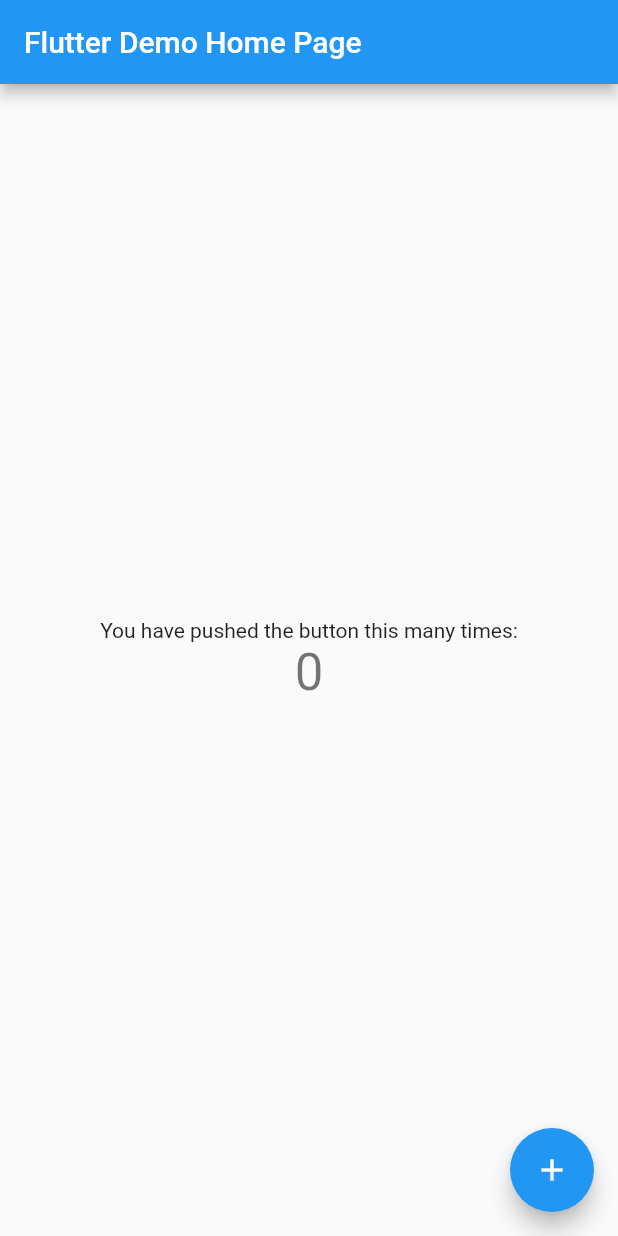
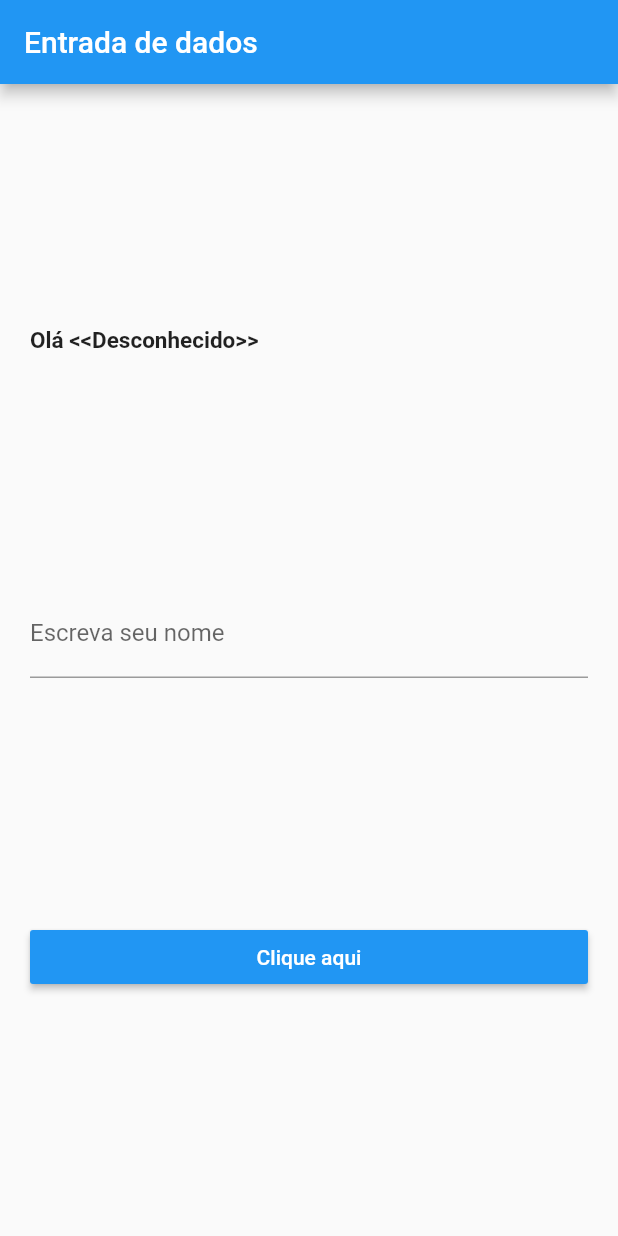
Before and after one commit to moreirapontocom/flutter-entrada-dados-forms, a Flutter app: the screen it shows after launch, on a phone screen of 412 x 824 dp. Run offline on Flutter 3.47's test engine with Material 2 defaults, Android fonts, the phone set to English and light mode, and no system bars.

Commit message:
TextField is now working

```diff
--- /dev/null
+++ b/lib/campoTexto.dart
@@ -0,0 +1,67 @@
+import 'package:flutter/material.dart';
+
+class CampoTexto extends StatefulWidget {
+  @override
+  _CampoTextoState createState() => _CampoTextoState();
+}
+
+class _CampoTextoState extends State<CampoTexto> {
+
+  TextEditingController _textEditingController = TextEditingController();
+
+  String _nome = "Olá <<Desconhecido>>";
+
+  void _trocaNome() {
+    setState(() {
+      _nome = "Olá " + _textEditingController.text + "!";
+    });
+
+    _textEditingController.text = "";
+  }
+
+  @override
+  Widget build(BuildContext context) {
+    return Scaffold(
+      appBar: AppBar(
+        title: Text("Entrada de dados"),
+        backgroundColor: Colors.blue,
+      ),
+      body: Padding(
+        padding: EdgeInsets.all(20),
+        child: Column(
+          mainAxisAlignment: MainAxisAlignment.spaceEvenly,
+          crossAxisAlignment: CrossAxisAlignment.stretch,
+          children: <Widget>[
+            Padding(
+              padding: EdgeInsets.only(bottom: 15),
+              child: Text(_nome,
+                style: TextStyle(
+                  fontWeight: FontWeight.bold,
+                  fontSize: 15
+                ),
+              ),
+            ),
+            TextField(
+              keyboardType: TextInputType.text,
+              controller: _textEditingController,
+              decoration: InputDecoration(
+                labelText: "Escreva seu nome"
+              ),
+            ),
+            Padding(
+              padding: EdgeInsets.only(top: 20),
+              child: RaisedButton(
+                color: Colors.blue,
+                child: Text(
+                  "Clique aqui",
+                  style: TextStyle(color: Colors.white),
+                ),
+                onPressed: _trocaNome,
+              ),
+            ),
+          ],
+        ),
+      )
+    );
+  }
+}
--- a/lib/main.dart
+++ b/lib/main.dart
@@ -1,111 +1,10 @@
+import 'package:entradadados/campoTexto.dart';
 import 'package:flutter/material.dart';
 
-void main() => runApp(MyApp());
-
-class MyApp extends StatelessWidget {
-  // This widget is the root of your application.
-  @override
-  Widget build(BuildContext context) {
-    return MaterialApp(
-      title: 'Flutter Demo',
-      theme: ThemeData(
-        // This is the theme of your application.
-        //
-        // Try running your application with "flutter run". You'll see the
-        // application has a blue toolbar. Then, without quitting the app, try
-        // changing the primarySwatch below to Colors.green and then invoke
-        // "hot reload" (press "r" in the console where you ran "flutter run",
-        // or simply save your changes to "hot reload" in a Flutter IDE).
-        // Notice that the counter didn't reset back to zero; the application
-        // is not restarted.
-        primarySwatch: Colors.blue,
-      ),
-      home: MyHomePage(title: 'Flutter Demo Home Page'),
-    );
-  }
+void main() {
+  runApp(MaterialApp(
+    debugShowCheckedModeBanner: false,
+    title: "Entrada de dados",
+    home: CampoTexto()
+  ));
 }
-
-class MyHomePage extends StatefulWidget {
-  MyHomePage({Key key, this.title}) : super(key: key);
-
-  // This widget is the home page of your application. It is stateful, meaning
-  // that it has a State object (defined below) that contains fields that affect
-  // how it looks.
-
-  // This class is the configuration for the state. It holds the values (in this
-  // case the title) provided by the parent (in this case the App widget) and
-  // used by the build method of the State. Fields in a Widget subclass are
-  // always marked "final".
-
-  final String title;
-
-  @override
-  _MyHomePageState createState() => _MyHomePageState();
-}
-
-class _MyHomePageState extends State<MyHomePage> {
-  int _counter = 0;
-
-  void _incrementCounter() {
-    setState(() {
-      // This call to setState tells the Flutter framework that something has
-      // changed in this State, which causes it to rerun the build method below
-      // so that the display can reflect the updated values. If we changed
-      // _counter without calling setState(), then the build method would not be
-      // called again, and so nothing would appear to happen.
-      _counter++;
-    });
-  }
-
-  @override
-  Widget build(BuildContext context) {
-    // This method is rerun every time setState is called, for instance as done
-    // by the _incrementCounter method above.
-    //
-    // The Flutter framework has been optimized to make rerunning build methods
-    // fast, so that you can just rebuild anything that needs updating rather
-    // than having to individually change instances of widgets.
-    return Scaffold(
-      appBar: AppBar(
-        // Here we take the value from the MyHomePage object that was created by
-        // the App.build method, and use it to set our appbar title.
-        title: Text(widget.title),
-      ),
-      body: Center(
-        // Center is a layout widget. It takes a single child and positions it
-        // in the middle of the parent.
-        child: Column(
-          // Column is also a layout widget. It takes a list of children and
-          // arranges them vertically. By default, it sizes itself to fit its
-          // children horizontally, and tries to be as tall as its parent.
-          //
-          // Invoke "debug painting" (press "p" in the console, choose the
-          // "Toggle Debug Paint" action from the Flutter Inspector in Android
-          // Studio, or the "Toggle Debug Paint" command in Visual Studio Code)
-          // to see the wireframe for each widget.
-          //
-          // Column has various properties to control how it sizes itself and
-          // how it positions its children. Here we use mainAxisAlignment to
-          // center the children vertically; the main axis here is the vertical
-          // axis because Columns are vertical (the cross axis would be
-          // horizontal).
-          mainAxisAlignment: MainAxisAlignment.center,
-          children: <Widget>[
-            Text(
-              'You have pushed the button this many times:',
-            ),
-            Text(
-              '$_counter',
-              style: Theme.of(context).textTheme.display1,
-            ),
-          ],
-        ),
-      ),
-      floatingActionButton: FloatingActionButton(
-        onPressed: _incrementCounter,
-        tooltip: 'Increment',
-        child: Icon(Icons.add),
-      ), // This trailing comma makes auto-formatting nicer for build methods.
-    );
-  }
-}
```
Also changed, not shown: 1 other file.
